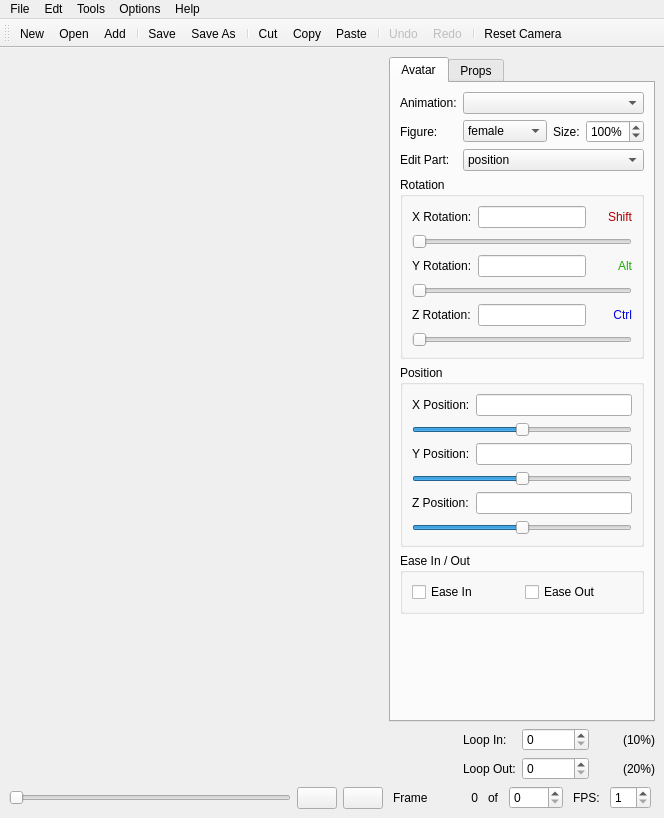
The window that src/mainapplicationform.ui (ap0110/qavimator) describes before a commit, drawn with Qt 5.
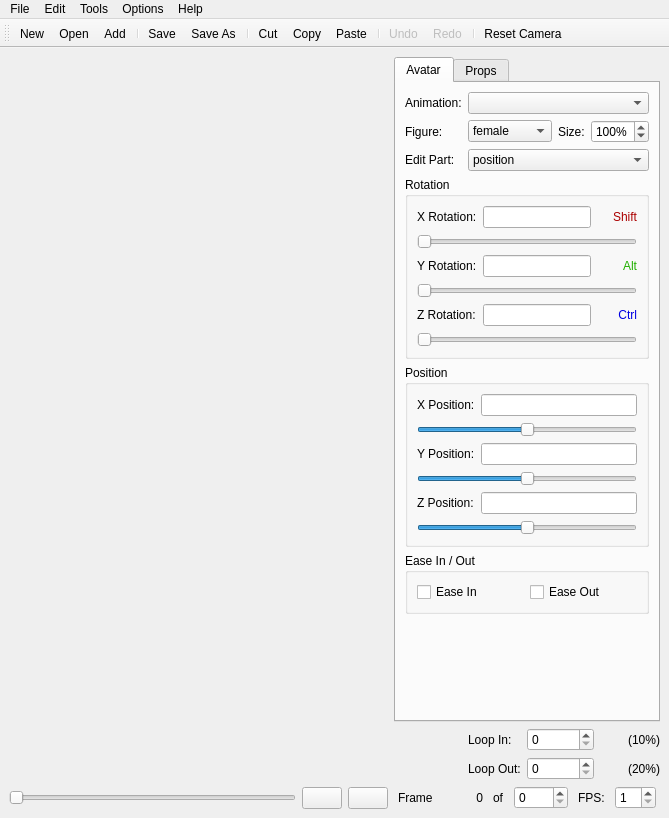
The same window after the commit. Icons and pictures are not drawn. Custom widgets are drawn as their Qt base class.

Commit message: QAV-1 Fixed typo (Edt->Edit) and removed unused items from Help menu

What changed in the file:
```diff
--- a/src/mainapplicationform.ui
+++ b/src/mainapplicationform.ui
@@ -7,7 +7,7 @@
    <rect>
     <x>0</x>
     <y>0</y>
-    <width>664</width>
+    <width>669</width>
     <height>818</height>
    </rect>
   </property>
@@ -1460,8 +1460,8 @@
     <rect>
      <x>0</x>
      <y>0</y>
-     <width>664</width>
-     <height>22</height>
+     <width>669</width>
+     <height>21</height>
     </rect>
    </property>
    <widget class="QMenu" name="menuFile">
@@ -1481,9 +1481,9 @@
     <addaction name="separator"/>
     <addaction name="fileExitAction"/>
    </widget>
-   <widget class="QMenu" name="menuEdt">
+   <widget class="QMenu" name="menuEdit">
     <property name="title">
-     <string>Edt</string>
+     <string>Edit</string>
     </property>
     <addaction name="editUndoAction"/>
     <addaction name="editRedoAction"/>
@@ -1521,7 +1521,7 @@
     <addaction name="toolsMirrorAction"/>
    </widget>
    <addaction name="menuFile"/>
-   <addaction name="menuEdt"/>
+   <addaction name="menuEdit"/>
    <addaction name="menuTools"/>
    <addaction name="menuOptions"/>
    <addaction name="menuHelp"/>
@@ -1573,7 +1573,7 @@
      <normaloff>:/icons/icons/fileopen.png</normaloff>:/icons/icons/fileopen.png</iconset>
    </property>
    <property name="text">
-    <string>Open ...</string>
+    <string>Open...</string>
    </property>
    <property name="shortcut">
     <string>Ctrl+O</string>
```
Left out of the diff: 127 changed lines with no effect on the pictures. The commit also changes 1 other file.
